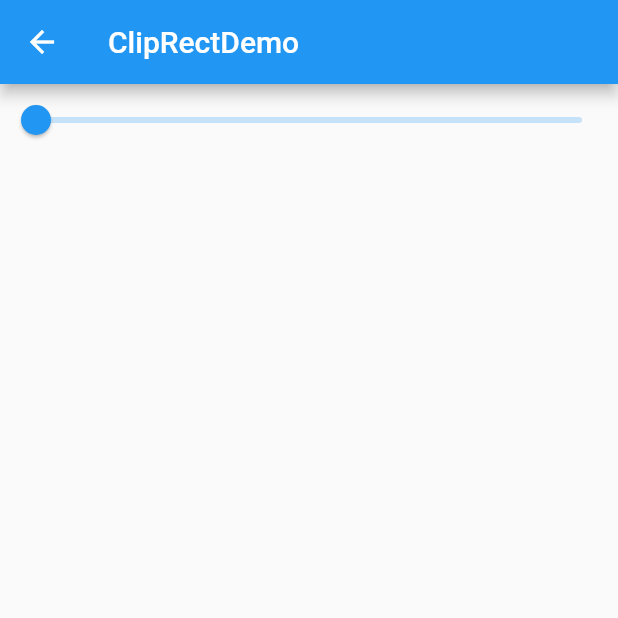
After one commit to yohom/flutter_basic, a Flutter app: the screen it shows after launch, after a tap on "ClipRect", on a phone screen of 412 x 824 dp, the top half of it. The commit adds this screen. Run offline on Flutter 3.47's test engine with Material 2 defaults, Android fonts, the phone set to English and light mode, and no system bars.

Commit message:
ClipRect Demo完成

```diff
--- a/lib/main.dart
+++ b/lib/main.dart
@@ -1,4 +1,5 @@
-import 'package:basic/opacity_demo.dart';
+import 'package:basic/painting_nodes/clip_rect_demo.dart';
+import 'package:basic/painting_nodes/opacity_demo.dart';
 import 'package:basic/router.dart';
 import 'package:flutter/material.dart';
 
@@ -28,12 +29,17 @@ class HomePage extends StatelessWidget {
           crossAxisAlignment: CrossAxisAlignment.stretch,
           children: <Widget>[
             Entry(title: 'Opacity', route: OpacityDemo()),
+            SPACE_SMALL,
+            Entry(title: 'ClipRect', route: ClipRectDemo()),
           ],
         ),
       ),
     );
   }
 }
+
+const SPACE_SMALL = SizedBox(height: 8.0);
+const SPACE_BIG = SizedBox(height: 16.0);
 
 class Entry extends StatelessWidget {
   final String title;
--- /dev/null
+++ b/lib/painting_nodes/clip_rect_demo.dart
@@ -0,0 +1,40 @@
+import 'package:flutter/material.dart';
+
+class ClipRectDemo extends StatefulWidget {
+  @override
+  _ClipRectDemoState createState() {
+    return _ClipRectDemoState();
+  }
+}
+
+class _ClipRectDemoState extends State<ClipRectDemo> {
+  double _heightFactor = 0.0;
+
+  @override
+  Widget build(BuildContext context) {
+    return Scaffold(
+      appBar: AppBar(title: Text('ClipRectDemo')),
+      body: Column(
+        children: <Widget>[
+          Slider(
+            value: _heightFactor,
+            onChanged: (value) => setState(() => _heightFactor = value),
+          ),
+          ClipRect(
+            // Align设置了heightFactor, 那么Align的高度为Container的0.5倍
+            // ClipRect之后, Container的下半部分就被剪掉了
+            child: Align(
+              alignment: AlignmentDirectional.topCenter,
+              heightFactor: _heightFactor,
+              // Container的大小为整个body
+              child: Container(
+                height: 400.0,
+                color: Colors.red,
+              ),
+            ),
+          ),
+        ],
+      ),
+    );
+  }
+}
```
Also changed, not shown: lib/painting_nodes/opacity_demo.dart (renamed from lib/opacity_demo.dart).
